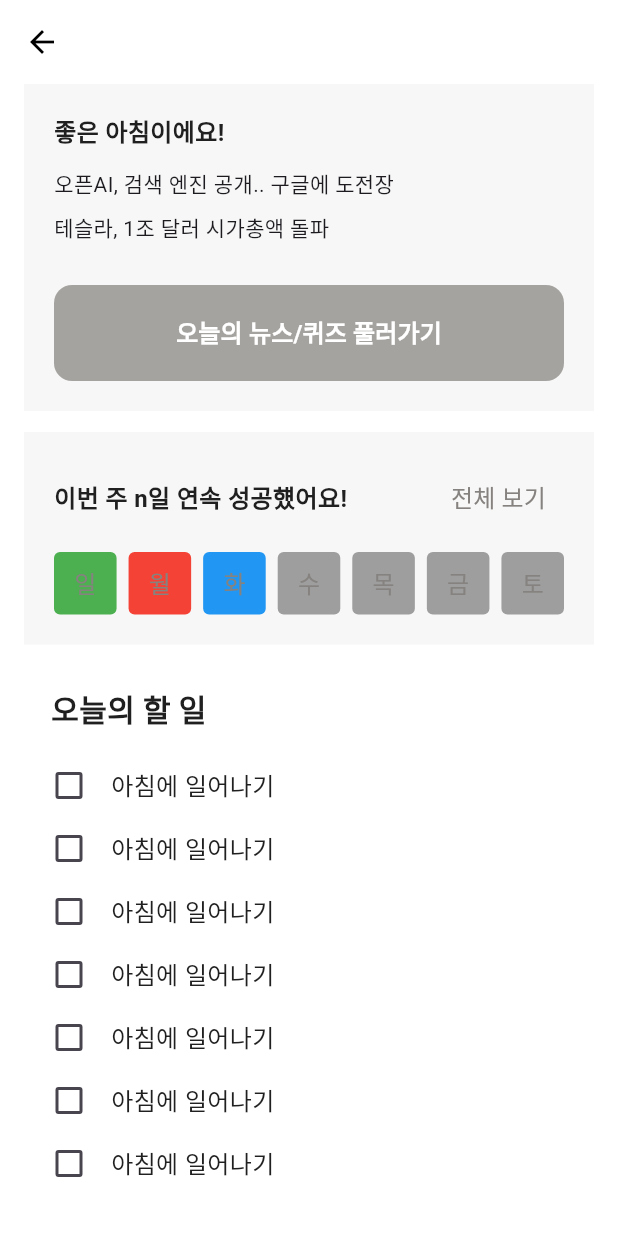
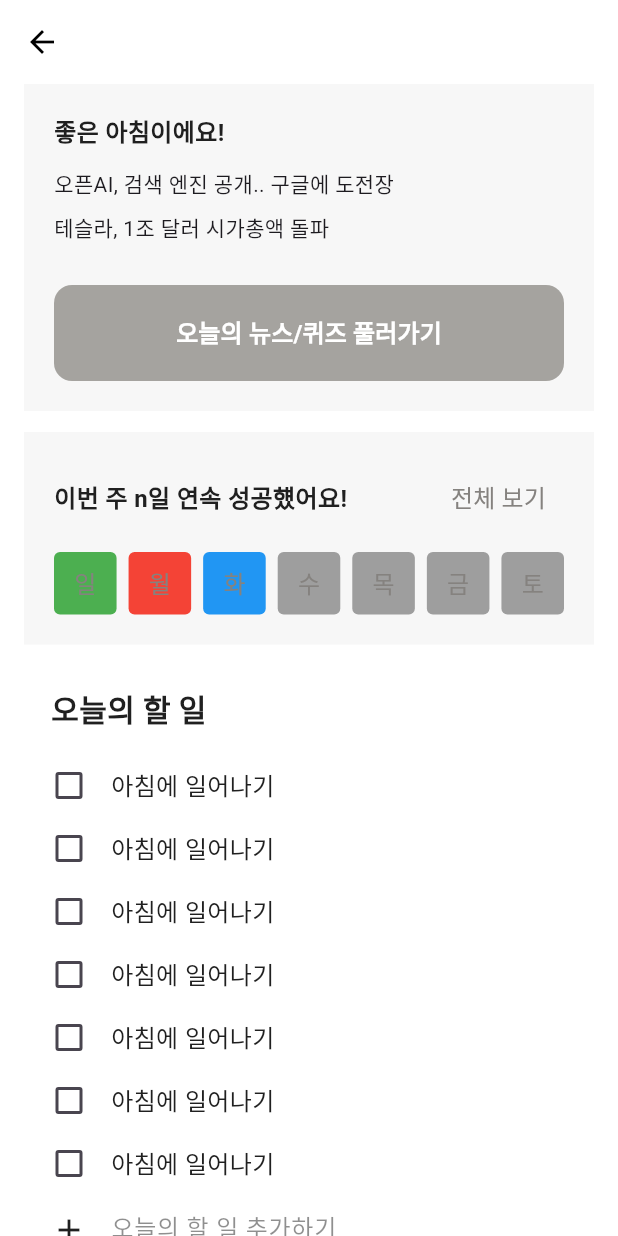
Before and after one commit to hajithon/team1-mobile, a Flutter app: the HomeScreen screen opened by its route, on a phone screen of 412 x 824 dp. Run offline on Flutter 3.47's test engine with Material 3 defaults, Android fonts, the phone set to English and light mode, and no system bars; our stand-ins replace dio, flutter_secure_storage, get, hive, image_picker, jwt_decoder; accounts and stored records are empty.

Commit message:
feat: todo 추가하기 폼 필드 추가

```diff
--- a/lib/component/todolist/todolist_listview.dart
+++ b/lib/component/todolist/todolist_listview.dart
@@ -14,11 +14,13 @@ class TodolistListview extends StatelessWidget {
   @override
   Widget build(BuildContext context) => Column(children: [
         for (int i = 0; i < todos.length; i++) ...[
-          if (i > 0) const SizedBox(height: 18.0),
           _TodoTile.fromModel(todos[i]),
+          const SizedBox(height: 18.0),
         ],
       ]);
 }
+
+
 
 class _TodoTile extends StatelessWidget {
   final String title;
--- a/lib/pages/home/home_screen.dart
+++ b/lib/pages/home/home_screen.dart
@@ -3,6 +3,7 @@ import 'package:hajithon_teami_flutter_app/component/common/custom_text_style.da
 import 'package:hajithon_teami_flutter_app/component/home/news_card.dart';
 import 'package:hajithon_teami_flutter_app/component/home/weekly_strict_card.dart';
 import 'package:hajithon_teami_flutter_app/component/todolist/todolist_listview.dart';
+import 'package:hajithon_teami_flutter_app/const/color/color.dart';
 import 'package:hajithon_teami_flutter_app/pages/common/default_layout.dart';
 import 'package:hajithon_teami_flutter_app/view_model/strict/strict_model.dart';
 import 'package:hajithon_teami_flutter_app/view_model/todo/todo_model.dart';
@@ -29,6 +30,7 @@ class _HomeScreenState extends State<HomeScreen> {
   Widget build(BuildContext context) {
     return DefaultLayout(
       child: SingleChildScrollView(
+        keyboardDismissBehavior: ScrollViewKeyboardDismissBehavior.onDrag,
         child: Column(
           crossAxisAlignment: CrossAxisAlignment.stretch,
           children: [
@@ -63,12 +65,64 @@ class _HomeScreenState extends State<HomeScreen> {
                   ),
                   const SizedBox(height: 24.0),
                   TodolistListview(todos: _todoData),
+                  const _AddTodoFormField(),
                 ],
               ),
             )
           ],
         ),
       ),
+    );
+  }
+}
+
+class _AddTodoFormField extends StatefulWidget {
+  const _AddTodoFormField();
+
+  @override
+  State<_AddTodoFormField> createState() => _AddTodoFormFieldState();
+}
+
+class _AddTodoFormFieldState extends State<_AddTodoFormField> {
+  String newTodo = '';
+
+  @override
+  Widget build(BuildContext context) {
+    return Row(
+      children: [
+        SizedBox(
+          height: 20.0,
+          child: GestureDetector(
+            onTap: () {
+              /// TODO: todolist 추가 로직 작성
+            },
+            child: const Icon(
+              Icons.add,
+              color: titleTextColor,
+            ),
+          ),
+        ),
+        const SizedBox(width: 16.0),
+        Expanded(
+          child: TextField(
+            onChanged: (value) {
+              setState(() {
+                newTodo = value;
+              });
+            },
+            decoration: InputDecoration(
+              hintText: '오늘의 할 일 추가하기',
+              border: InputBorder.none,
+              hintStyle: TextStyles.subTitleTextStyle.copyWith(
+                fontSize: 16.0,
+                color: titleTextColor.withOpacity(0.5),
+              ),
+              isDense: true,
+              contentPadding: EdgeInsets.zero,
+            ),
+          ),
+        ),
+      ],
     );
   }
 }
```
